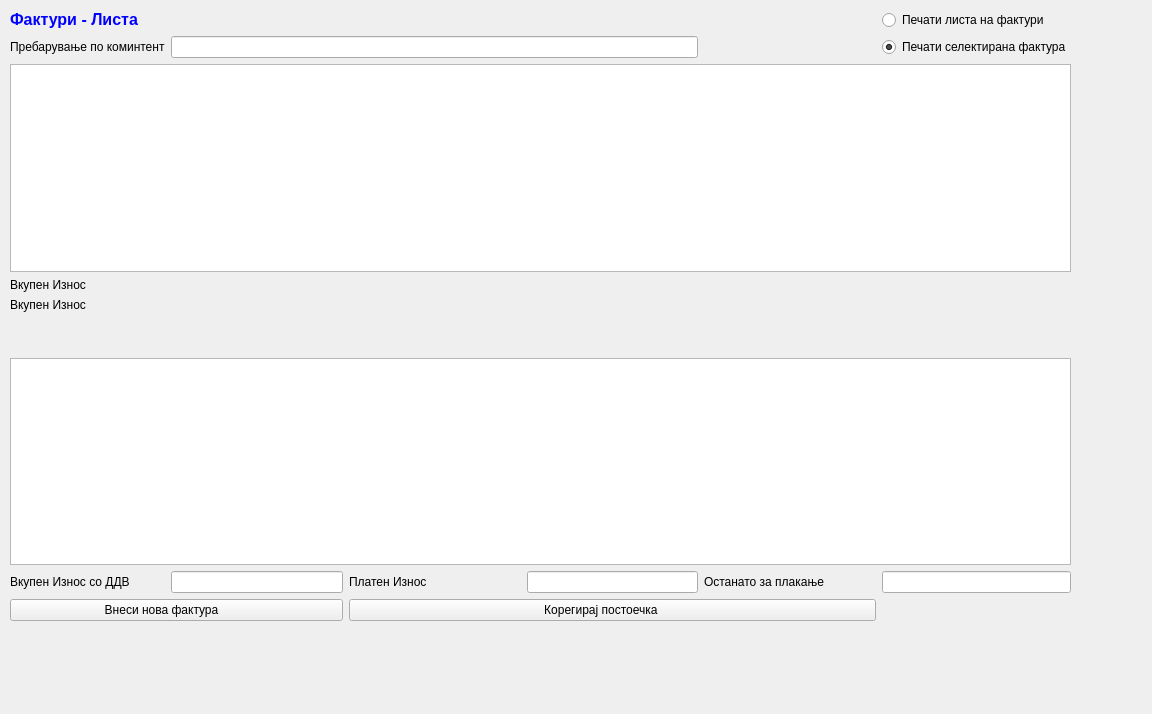
srgank/sterna_x, file sterna/AnalitikaKomintenti/analitikakomintentilista.ui: the form before one commit.
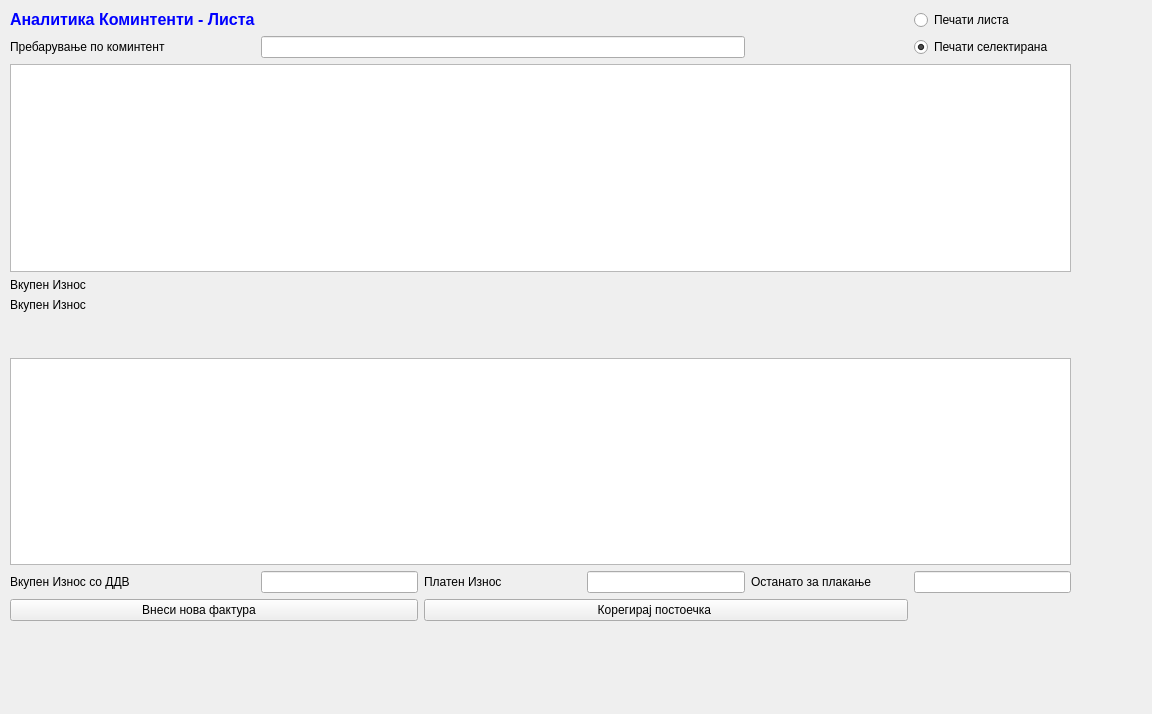
The form after the commit. Icons and pictures are not drawn.

```diff
--- a/sterna/AnalitikaKomintenti/analitikakomintentilista.ui
+++ b/sterna/AnalitikaKomintenti/analitikakomintentilista.ui
@@ -29,8 +29,8 @@
        <string>&lt;!DOCTYPE HTML PUBLIC &quot;-//W3C//DTD HTML 4.0//EN&quot; &quot;http://www.w3.org/TR/REC-html40/strict.dtd&quot;&gt;
 &lt;html&gt;&lt;head&gt;&lt;meta name=&quot;qrichtext&quot; content=&quot;1&quot; /&gt;&lt;style type=&quot;text/css&quot;&gt;
 p, li { white-space: pre-wrap; }
-&lt;/style&gt;&lt;/head&gt;&lt;body style=&quot; font-family:'MS Shell Dlg 2'; font-size:10pt; font-weight:400; font-style:normal;&quot;&gt;
-&lt;p style=&quot; margin-top:0px; margin-bottom:0px; margin-left:0px; margin-right:0px; -qt-block-indent:0; text-indent:0px;&quot;&gt;&lt;span style=&quot; font-size:12pt; font-weight:600; color:#0000ff;&quot;&gt;Фактури - Листа&lt;/span&gt;&lt;/p&gt;&lt;/body&gt;&lt;/html&gt;</string>
+&lt;/style&gt;&lt;/head&gt;&lt;body style=&quot; font-family:'Sans Serif'; font-size:9pt; font-weight:400; font-style:normal;&quot;&gt;
+&lt;p style=&quot; margin-top:0px; margin-bottom:0px; margin-left:0px; margin-right:0px; -qt-block-indent:0; text-indent:0px;&quot;&gt;&lt;span style=&quot; font-family:'MS Shell Dlg 2'; font-size:12pt; font-weight:600; color:#0000ff;&quot;&gt;Аналитика Коминтенти - Листа&lt;/span&gt;&lt;/p&gt;&lt;/body&gt;&lt;/html&gt;</string>
       </property>
      </widget>
     </item>
@@ -89,7 +89,7 @@
     <item row="0" column="5">
      <widget class="QRadioButton" name="radioButtonPecatiLista">
       <property name="text">
-       <string>Печати листа на фактури</string>
+       <string>Печати листа</string>
       </property>
      </widget>
     </item>
@@ -106,7 +106,7 @@
     <item row="1" column="5">
      <widget class="QRadioButton" name="radioButtonPecatiSelektirana">
       <property name="text">
-       <string>Печати селектирана фактура</string>
+       <string>Печати селектирана</string>
       </property>
       <property name="checked">
        <bool>true</bool>
```
